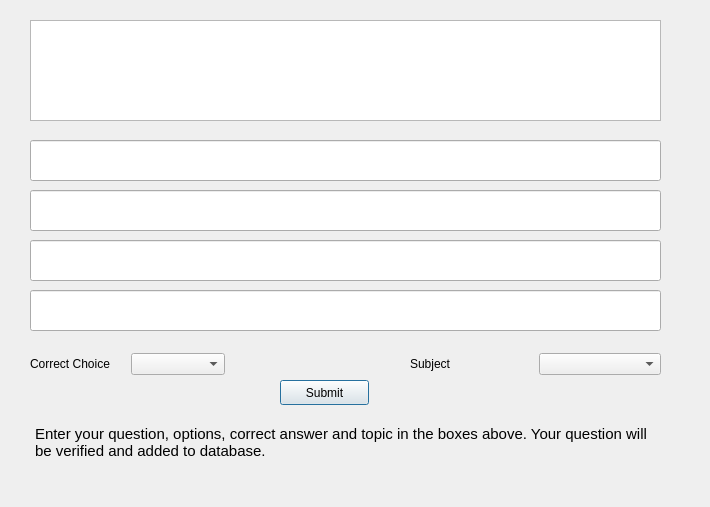
Old version of the form APVQuiz/contribute.ui in the repository prateekkumarweb/apvquiz-client.
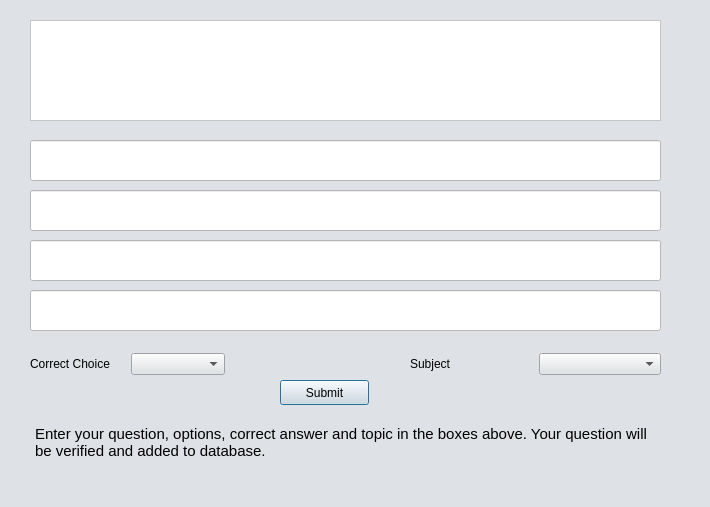
New version of the form.

What changed in the file:
```diff
--- a/APVQuiz/contribute.ui
+++ b/APVQuiz/contribute.ui
@@ -13,6 +13,9 @@
   <property name="windowTitle">
    <string>Dialog</string>
   </property>
+  <property name="styleSheet">
+   <string notr="true">background-color: rgb(222, 225, 229);</string>
+  </property>
   <widget class="QLineEdit" name="option1LineEdit">
    <property name="geometry">
     <rect>
@@ -22,6 +25,12 @@
      <height>41</height>
     </rect>
    </property>
+   <property name="styleSheet">
+    <string notr="true">background-color: rgb(255, 255, 255);</string>
+   </property>
+   <property name="text">
+    <string/>
+   </property>
   </widget>
   <widget class="QLineEdit" name="option2LineEdit">
    <property name="geometry">
@@ -32,6 +41,12 @@
      <height>41</height>
     </rect>
    </property>
+   <property name="styleSheet">
+    <string notr="true">background-color: rgb(255, 255, 255);</string>
+   </property>
+   <property name="text">
+    <string/>
+   </property>
   </widget>
   <widget class="QLineEdit" name="option3LineEdit">
    <property name="geometry">
@@ -42,6 +57,12 @@
      <height>41</height>
     </rect>
    </property>
+   <property name="styleSheet">
+    <string notr="true">background-color: rgb(255, 255, 255);</string>
+   </property>
+   <property name="text">
+    <string/>
+   </property>
   </widget>
   <widget class="QLineEdit" name="option4LineEdit">
    <property name="geometry">
@@ -52,6 +73,12 @@
      <height>41</height>
     </rect>
    </property>
+   <property name="styleSheet">
+    <string notr="true">background-color: rgb(255, 255, 255);</string>
+   </property>
+   <property name="text">
+    <string/>
+   </property>
   </widget>
   <widget class="QTextEdit" name="questionTextEdit">
    <property name="geometry">
@@ -62,6 +89,17 @@
      <height>101</height>
     </rect>
    </property>
+   <property name="styleSheet">
+    <string notr="true">background-color: rgb(255, 255, 255);
+font: 13pt &quot;Ubuntu&quot;;</string>
+   </property>
+   <property name="html">
+    <string>&lt;!DOCTYPE HTML PUBLIC &quot;-//W3C//DTD HTML 4.0//EN&quot; &quot;http://www.w3.org/TR/REC-html40/strict.dtd&quot;&gt;
+&lt;html&gt;&lt;head&gt;&lt;meta name=&quot;qrichtext&quot; content=&quot;1&quot; /&gt;&lt;style type=&quot;text/css&quot;&gt;
+p, li { white-space: pre-wrap; }
+&lt;/style&gt;&lt;/head&gt;&lt;body style=&quot; font-family:'Ubuntu'; font-size:13pt; font-weight:400; font-style:normal;&quot;&gt;
+&lt;p style=&quot;-qt-paragraph-type:empty; margin-top:0px; margin-bottom:0px; margin-left:0px; margin-right:0px; -qt-block-indent:0; text-indent:0px;&quot;&gt;&lt;br /&gt;&lt;/p&gt;&lt;/body&gt;&lt;/html&gt;</string>
+   </property>
   </widget>
   <widget class="QTextEdit" name="utiiltiyTextEdit">
    <property name="geometry">
@@ -73,17 +111,18 @@
     </rect>
    </property>
    <property name="styleSheet">
-    <string notr="true">background-color: transparent;</string>
+    <string notr="true">background-color: transparent;
+font: 13pt &quot;Ubuntu&quot;;</string>
    </property>
    <property name="html">
     <string>&lt;!DOCTYPE HTML PUBLIC &quot;-//W3C//DTD HTML 4.0//EN&quot; &quot;http://www.w3.org/TR/REC-html40/strict.dtd&quot;&gt;
 &lt;html&gt;&lt;head&gt;&lt;meta name=&quot;qrichtext&quot; content=&quot;1&quot; /&gt;&lt;style type=&quot;text/css&quot;&gt;
 p, li { white-space: pre-wrap; }
-&lt;/style&gt;&lt;/head&gt;&lt;body style=&quot; font-family:'Ubuntu'; font-size:11pt; font-weight:400; font-style:normal;&quot;&gt;
-&lt;p style=&quot; margin-top:0px; margin-bottom:0px; margin-left:0px; margin-right:0px; -qt-block-indent:0; text-indent:0px;&quot;&gt;Enter your question, options, correct answer and topic in the boxes above. Your question will be verified and added to database.&lt;/p&gt;&lt;/body&gt;&lt;/html&gt;</string>
+&lt;/style&gt;&lt;/head&gt;&lt;body style=&quot; font-family:'Ubuntu'; font-size:13pt; font-weight:400; font-style:normal;&quot;&gt;
+&lt;p style=&quot; margin-top:0px; margin-bottom:0px; margin-left:0px; margin-right:0px; -qt-block-indent:0; text-indent:0px;&quot;&gt;&lt;span style=&quot; font-size:11pt;&quot;&gt;Enter your question, options, correct answer and topic in the boxes above. Your question will be verified and added to database.&lt;/span&gt;&lt;/p&gt;&lt;/body&gt;&lt;/html&gt;</string>
    </property>
   </widget>
-  <widget class="QPushButton" name="pushButton">
+  <widget class="QPushButton" name="submitPushButton">
    <property name="geometry">
     <rect>
      <x>280</x>
@@ -92,6 +131,9 @@
      <height>25</height>
     </rect>
    </property>
+   <property name="styleSheet">
+    <string notr="true">font: 13pt &quot;Ubuntu&quot;;</string>
+   </property>
    <property name="text">
     <string>Submit</string>
    </property>
```
Left out of the diff: 2 changed lines with no effect on the pictures.
